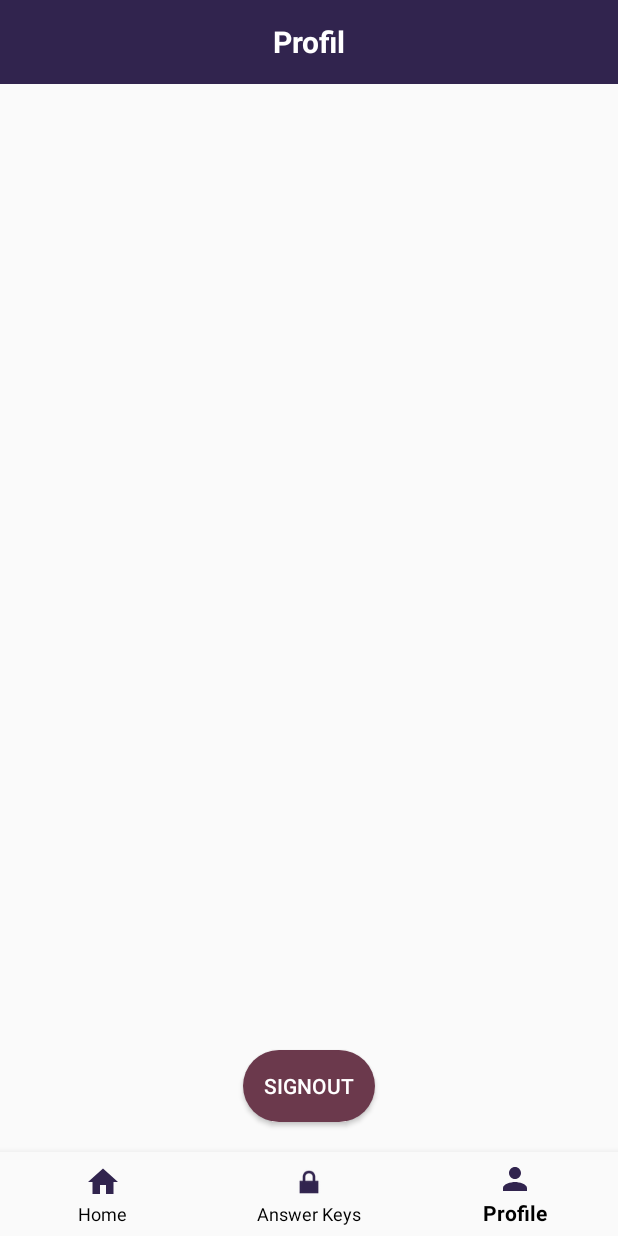
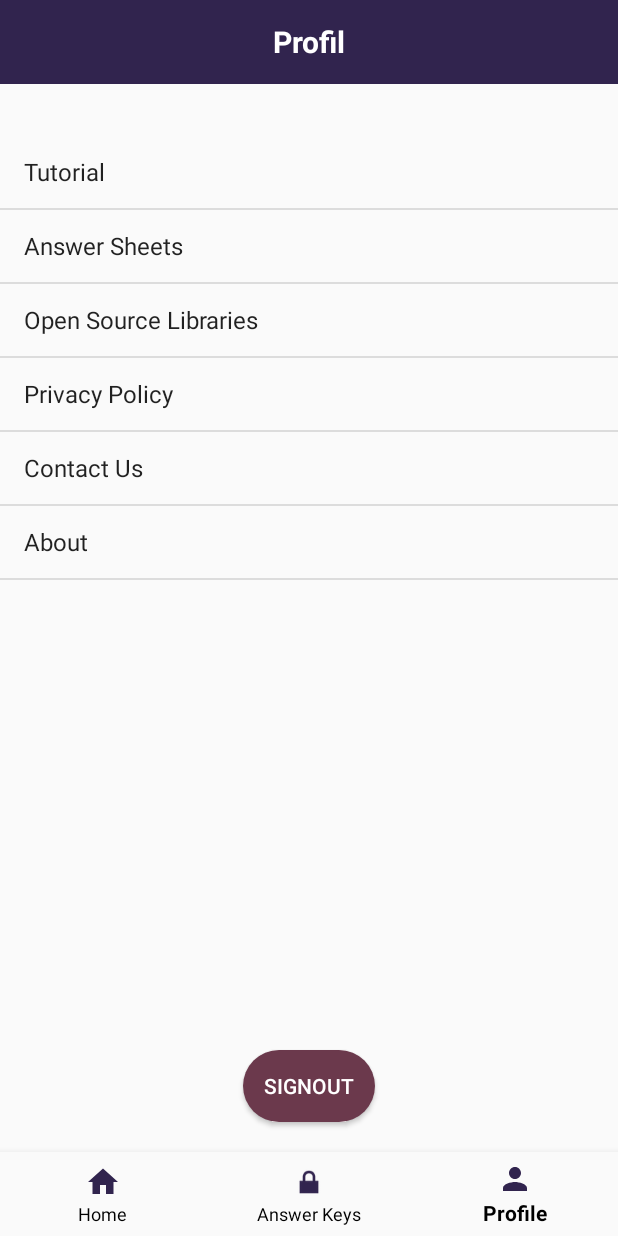
Before and after one commit to abdulkadirazm/OpticalTestReader, an Android app: the screen it shows after launch once a user with an empty profile is signed in (HomePage), item 3 of the bottom bar chosen, on a phone screen of 412 x 824 dp. Run offline under Robolectric (Android 15) with nearby library versions, the phone set to English and light mode, and no system bars; our stand-ins replace Firebase (no records; nobody signed in at launch, a user with empty details on screens opened directly); libraries missing offline, so code that uses them is left out: com.karumi.dexter; 1 statement that could not run was skipped.

Commit message:
ProfilFragment Add Listview Options

```diff
--- a/app/src/main/java/com/iuce/opticaltestreader/Login.java
+++ b/app/src/main/java/com/iuce/opticaltestreader/Login.java
@@ -87,9 +87,11 @@ public class Login extends AppCompatActivity implements View.OnClickListener {
         String password = loginPassword.getText().toString().trim();
 
         if (email.isEmpty()){
-            Toast.makeText(getApplicationContext(),"Email should not be empty",Toast.LENGTH_LONG).show();
+            //Toast.makeText(getApplicationContext(),"Email should not be empty",Toast.LENGTH_LONG).show();
+            loginEmail.setError("Email should not be");
         } else if (!isEmailValid(email)){
-            Toast.makeText(getApplicationContext(),"Enter valid email",Toast.LENGTH_SHORT).show();
+            //Toast.makeText(getApplicationContext(),"Enter valid email",Toast.LENGTH_SHORT).show();
+            loginEmail.setError("Enter valid email");
         } else if (password.isEmpty()){
             Toast.makeText(getApplicationContext(),"Password should not be empty",Toast.LENGTH_SHORT).show();
         } else if (password.length() < 6){
--- a/app/src/main/java/com/iuce/opticaltestreader/ProfilFragment.java
+++ b/app/src/main/java/com/iuce/opticaltestreader/ProfilFragment.java
@@ -9,7 +9,9 @@ import android.util.Log;
 import android.view.LayoutInflater;
 import android.view.View;
 import android.view.ViewGroup;
+import android.widget.ArrayAdapter;
 import android.widget.Button;
+import android.widget.ListView;
 import android.widget.TextView;
 import android.widget.Toast;
 
@@ -20,12 +22,19 @@ import com.google.firebase.database.DatabaseReference;
 import com.google.firebase.database.FirebaseDatabase;
 import com.google.firebase.database.ValueEventListener;
 
+import java.util.ArrayList;
+import java.util.List;
+
 
 public class ProfilFragment extends Fragment {
 
     public FirebaseAuth firebaseAuth;
     public Button btnSignout;
     public TextView textName;
+    private ListView profilListview;
+    private List<String> LiftSaves = new ArrayList<String>();
+
+    public String[] links = {"Tutorial","Answer Sheets","Open Source Libraries","Privacy Policy","Contact Us","About"};
 
     public ProfilFragment() {
         // Required empty public constructor
@@ -40,9 +49,16 @@ public class ProfilFragment extends Fragment {
 
         textName = view.findViewById(R.id.textName);
         btnSignout = view.findViewById(R.id.btnSignout);
+        profilListview = view.findViewById(R.id.profilListview);
         firebaseAuth = FirebaseAuth.getInstance();
 
+        // Firebase Signout Click
         btnSignout.setOnClickListener(v -> logOut());
+
+        ArrayAdapter<String> arrayAdapter = new ArrayAdapter<>(getActivity(),
+                android.R.layout.simple_list_item_1,android.R.id.text1,links);
+        profilListview.setAdapter(arrayAdapter);
+
 
         DatabaseReference databaseReference = FirebaseDatabase.getInstance().getReference().child("User");
         databaseReference.addValueEventListener(new ValueEventListener() {
--- a/app/src/main/res/layout/fragment_profil.xml
+++ b/app/src/main/res/layout/fragment_profil.xml
@@ -31,7 +31,14 @@
         android:textColor="@color/bg_gradient_start"
         android:textSize="18dp"
         android:layout_below="@+id/toolBar"
-        android:layout_marginTop="20dp"/>
+        android:layout_marginTop="10dp"/>
+
+    <ListView
+        android:id="@+id/profilListview"
+        android:layout_width="match_parent"
+        android:layout_height="wrap_content"
+        android:layout_below="@+id/textName"
+        android:layout_above="@+id/btnSignout"/>
 
     <Button
         android:id="@+id/btnSignout"
```
